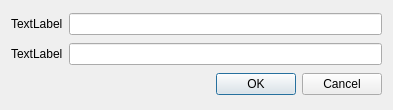
Above: aleksuk10813/source/user_gui/add_dialog.ui from h31/ProgrammingCourseBackup before the change. Below: the same form after it.
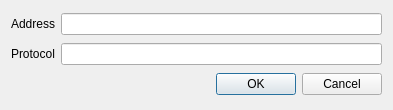
That is the form after the change.

Diff of the .ui file:
```diff
--- a/aleksuk10813/source/user_gui/add_dialog.ui
+++ b/aleksuk10813/source/user_gui/add_dialog.ui
@@ -19,7 +19,7 @@
      <item>
       <widget class="QLabel" name="label">
        <property name="text">
-        <string>TextLabel</string>
+        <string>Address</string>
        </property>
       </widget>
      </item>
@@ -37,7 +37,7 @@
      <item>
       <widget class="QLabel" name="label_2">
        <property name="text">
-        <string>TextLabel</string>
+        <string>Protocol</string>
        </property>
       </widget>
      </item>
```
